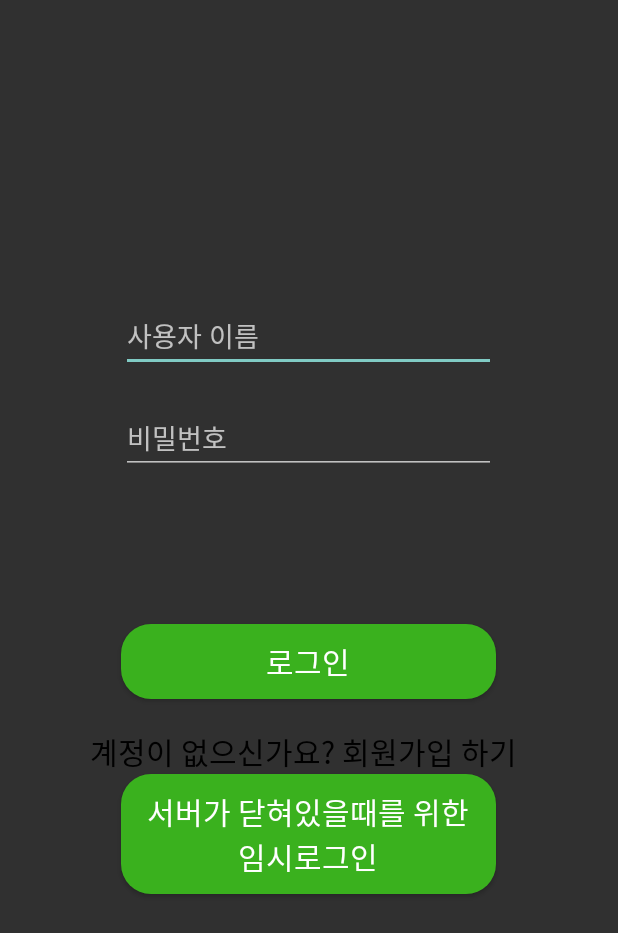
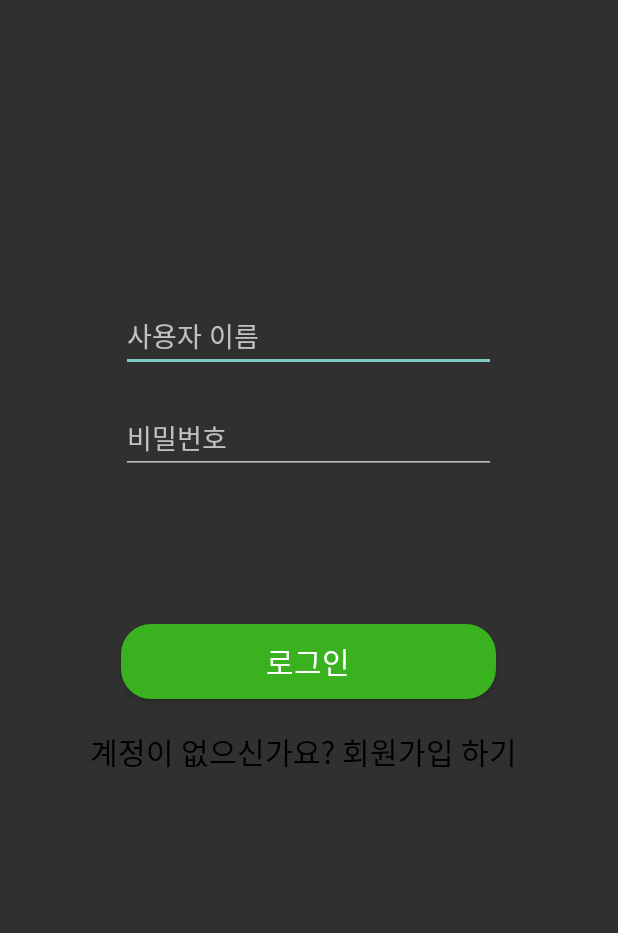
Before and after one commit to SeongminGawk/Mybin, an Android app: the LoginScreen screen opened directly, with no data from a screen before it, on a phone screen of 412 x 824 dp. Shown: the top 933 px of the screen. Run offline under Robolectric (Android 15) with nearby library versions, the phone set to English and light mode, and no system bars.

Commit message:
로그인 화면 레이아웃

```diff
--- a/src/main/res/layout/activity_login_screen.xml
+++ b/src/main/res/layout/activity_login_screen.xml
@@ -15,7 +15,6 @@
         android:layout_marginTop="200dp"
         android:layout_gravity="center"
         android:hint="사용자 이름" />
-
     <EditText
         android:id="@+id/passwordEditText"
         android:layout_width="250dp"
@@ -24,7 +23,6 @@
         android:layout_gravity="center"
         android:hint="비밀번호"
         android:inputType="textPassword" />
-
     <android.widget.Button
         android:id="@+id/loginButton"
         android:layout_width="250dp"
@@ -35,7 +33,6 @@
         android:layout_marginTop="100dp"
         android:textSize="20sp"
         android:text="로그인" />
-
     <TextView
         android:id="@+id/membership_btn"
         android:layout_width="match_parent"
@@ -45,17 +42,4 @@
         android:text="계정이 없으신가요? 회원가입 하기"
         android:textColor="@color/black"
         android:textSize="20sp" />
-
-    <android.widget.Button
-        android:id="@+id/loginButton2"
-        android:layout_width="250dp"
-        android:layout_height="wrap_content"
-        android:background="@drawable/style"
-        android:textColor="@color/white"
-        android:layout_gravity="center"
-        android:layout_marginTop="00dp"
-        android:textSize="20sp"
-        android:text="서버가 닫혀있을때를 위한 임시로그인" />
-
-
 </LinearLayout>
```
